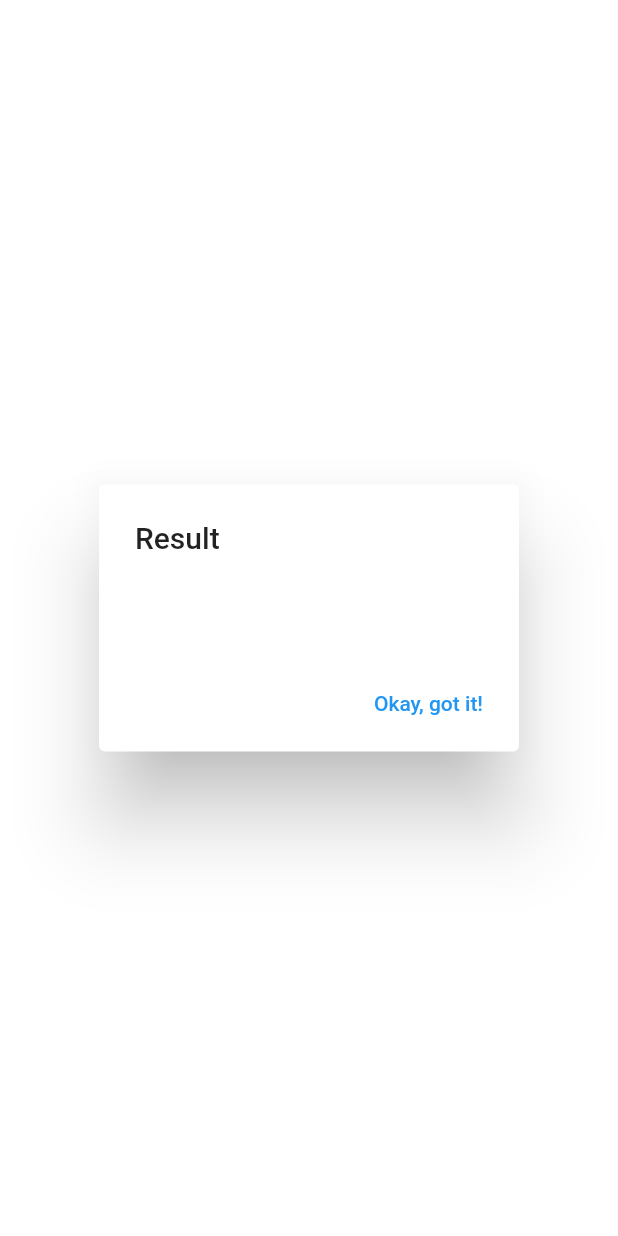
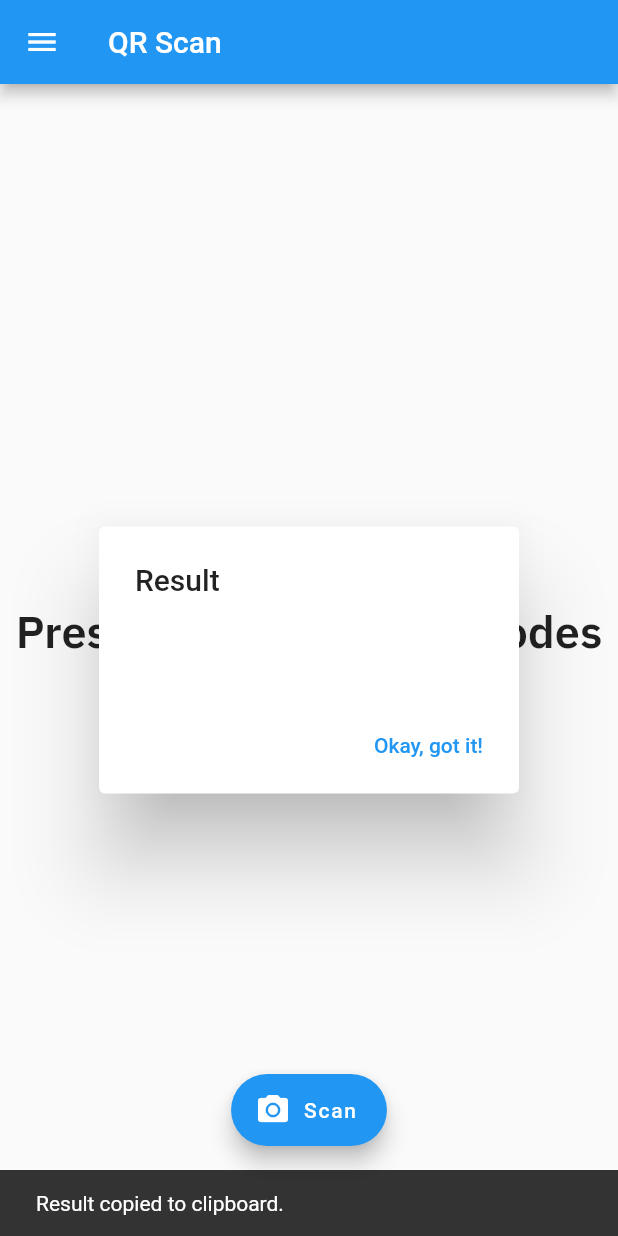
Before and after one commit to Hash-Studios/qr-scanner-flutter, a Flutter app: the screen it shows after launch, after a tap on "Scan", on a phone screen of 412 x 824 dp. Run offline on Flutter 3.47's test engine with Material 2 defaults, Android fonts, the phone set to English and light mode, and no system bars; missing offline and left inert: barcode_scan.

Commit message:
Added text copying to clipboard

```diff
--- a/lib/main.dart
+++ b/lib/main.dart
@@ -41,7 +41,9 @@ class HomePage extends StatefulWidget {
 }
 
 class HomePageState extends State<HomePage> {
+  final GlobalKey<ScaffoldState> _scaffoldKey = new GlobalKey<ScaffoldState>();
   String result = "a";
+  bool resultScanned = false;
   TapGestureRecognizer _flutterTapRecognizer;
   Future _scanQR() async {
     try {
@@ -102,41 +104,24 @@ class HomePageState extends State<HomePage> {
   Widget build(BuildContext context) {
     final themeProvider = Provider.of<DynamicTheme>(context);
     if (result != "a") {
-      return new AlertDialog(
-        title: const Text('Result'),
-        content: new Column(
-          mainAxisSize: MainAxisSize.min,
-          crossAxisAlignment: CrossAxisAlignment.start,
-          children: <Widget>[
-            RichText(
-              text: TextSpan(
-                text: result,
-                recognizer: _flutterTapRecognizer,
-                style: TextStyle(
-                  color: Colors.blue,
-                  decoration: TextDecoration.underline,
-                  fontSize: 20,
+      Clipboard.setData(
+        ClipboardData(text: result),
+      );
+      setState(() {
+        resultScanned = true;
+      });
+      _scaffoldKey.currentState.showSnackBar(
+        SnackBar(
+          content: Text('Result copied to clipboard.'),
         ),
-              ),
-            ),
-          ],
-        ),
-        actions: <Widget>[
-          new FlatButton(
-            onPressed: () {
-              Navigator.of(context).pushAndRemoveUntil(
-                  MaterialPageRoute(
-                    builder: (BuildContext context) => HomePage(),
-                  ),
-                  (Route route) => route == null);
-            },
-            textColor: Theme.of(context).primaryColor,
-            child: const Text('Okay, got it!'),
-          ),
-        ],
       );
     } else {
+      // setState(() {
+      //   resultScanned = false;
+      // });
+    }
     return Scaffold(
+      key: _scaffoldKey,
       drawer: Drawer(
         elevation: 0,
         child: ListView(
@@ -218,7 +203,9 @@ class HomePageState extends State<HomePage> {
       appBar: AppBar(
         title: Text("QR Scan"),
       ),
-        body: Center(
+      body: Stack(
+        children: <Widget>[
+          Center(
             child: Text(
               "Press scan to scan barcodes or QR codes.",
               style: new TextStyle(
@@ -229,6 +216,43 @@ class HomePageState extends State<HomePage> {
               textAlign: TextAlign.center,
             ),
           ),
+          resultScanned
+              ? AlertDialog(
+                  title: const Text('Result'),
+                  content: new Column(
+                    mainAxisSize: MainAxisSize.min,
+                    crossAxisAlignment: CrossAxisAlignment.start,
+                    children: <Widget>[
+                      RichText(
+                        text: TextSpan(
+                          text: result,
+                          recognizer: _flutterTapRecognizer,
+                          style: TextStyle(
+                            color: Colors.blue,
+                            decoration: TextDecoration.underline,
+                            fontSize: 20,
+                          ),
+                        ),
+                      ),
+                    ],
+                  ),
+                  actions: <Widget>[
+                    new FlatButton(
+                      onPressed: () {
+                        Navigator.of(context).pushAndRemoveUntil(
+                            MaterialPageRoute(
+                              builder: (BuildContext context) => HomePage(),
+                            ),
+                            (Route route) => route == null);
+                      },
+                      textColor: Theme.of(context).primaryColor,
+                      child: const Text('Okay, got it!'),
+                    ),
+                  ],
+                )
+              : Container(),
+        ],
+      ),
       floatingActionButton: FloatingActionButton.extended(
         icon: Icon(Icons.camera_alt),
         label: Text("Scan"),
@@ -238,4 +262,3 @@ class HomePageState extends State<HomePage> {
     );
   }
 }
-}
```
Lines whose indentation alone changed are shown as unchanged.
